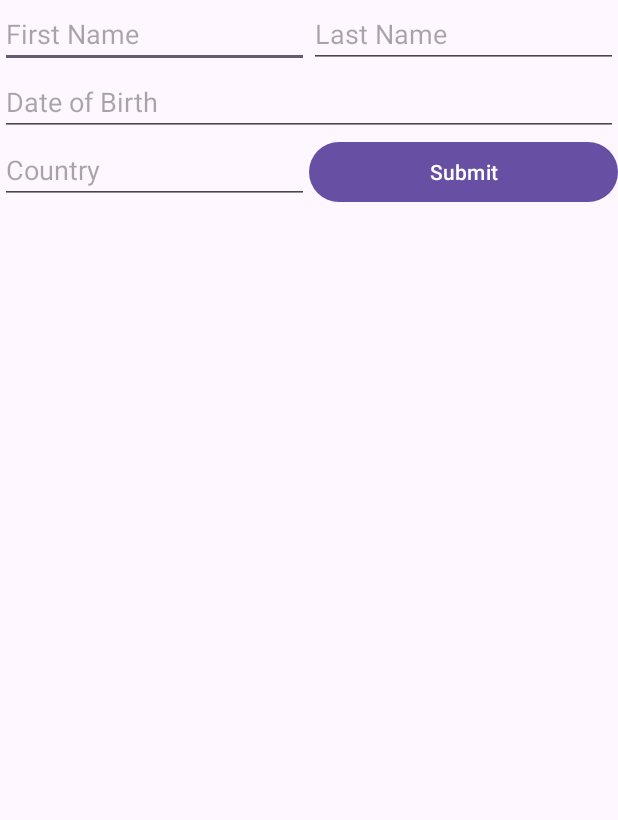
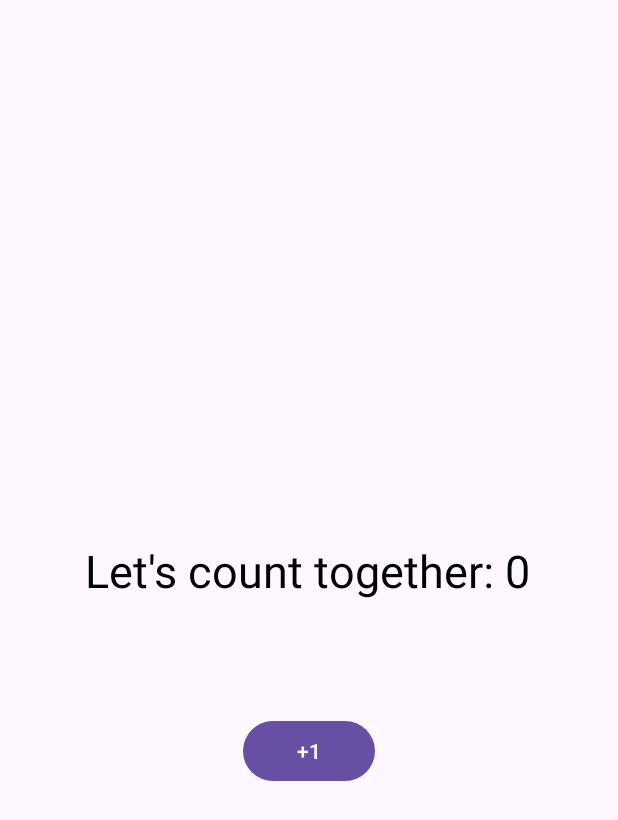
Before and after one commit to zeeshanchana95/android-fundamentals, an Android app: the screen it shows after launch (MainActivity), on a phone screen of 412 x 824 dp. Shown: the top 820 px of the screen. Run offline under Robolectric (Android 15) with nearby library versions, the phone set to English and light mode, and no system bars.

Commit message:
working with textview by building counter app

```diff
--- a/app/src/main/java/com/example/tutorials/MainActivity.kt
+++ b/app/src/main/java/com/example/tutorials/MainActivity.kt
@@ -19,20 +19,13 @@ class MainActivity : AppCompatActivity() {
             v.setPadding(systemBars.left, systemBars.top, systemBars.right, systemBars.bottom)
             insets
         }
-        val btnApply = findViewById<Button>(R.id.btnApply)
-        val edtFirstName = findViewById<TextView>(R.id.edtFirstName)
-        val edtLastName = findViewById<TextView>(R.id.edtLastName)
-        val edtDateOfBirth = findViewById<TextView>(R.id.edtDateOfBirth)
-        val edtCountry = findViewById<TextView>(R.id.edtCountry)
+        val btnCount = findViewById<Button>(R.id.btnCount)
+        val tvCount = findViewById<TextView>(R.id.tvCount)
 
-
-        btnApply.setOnClickListener {
-            val firstName = edtFirstName.text.toString()
-            val lastName = edtLastName.text.toString()
-            val birthDate = edtDateOfBirth.text.toString()
-            val country = edtCountry.text.toString()
-            Log.d("MainActivity", "$firstName $lastName born on $birthDate from $country just applied to formular.")
-
+        var count = 0
+        btnCount.setOnClickListener {
+            count++
+            tvCount.text = "Let's count together: $count"
         }
     }
 }
--- a/app/src/main/res/layout/activity_main.xml
+++ b/app/src/main/res/layout/activity_main.xml
@@ -10,60 +10,27 @@
     android:padding="16dp"
     tools:context=".MainActivity">
 
-    <EditText
-        android:id="@+id/edtFirstName"
-        android:layout_width="0dp"
+    <TextView
+        android:id="@+id/tvCount"
+        android:layout_width="wrap_content"
         android:layout_height="wrap_content"
-        android:ems="10"
-        android:hint="First Name"
-        android:inputType="text"
-        app:layout_constraintEnd_toStartOf="@+id/edtLastName"
-        app:layout_constraintHorizontal_bias="0.5"
+        android:layout_marginTop="360dp"
+        android:text="Let's count together: 0"
+        android:textAlignment="center"
+        android:textColor="@android:color/black"
+        android:textSize="30sp"
+        app:layout_constraintEnd_toEndOf="parent"
+        app:layout_constraintHorizontal_bias="0.493"
         app:layout_constraintStart_toStartOf="parent"
         app:layout_constraintTop_toTopOf="parent" />
 
-    <EditText
-        android:id="@+id/edtLastName"
-        android:layout_width="0dp"
+    <Button
+        android:id="@+id/btnCount"
+        android:layout_width="wrap_content"
         android:layout_height="wrap_content"
-        android:ems="10"
-        android:hint="Last Name"
-        android:inputType="text"
-        app:layout_constraintEnd_toEndOf="parent"
-        app:layout_constraintHorizontal_bias="0.5"
-        app:layout_constraintStart_toEndOf="@+id/edtFirstName"
-        app:layout_constraintTop_toTopOf="parent" />
-
-    <EditText
-        android:id="@+id/edtDateOfBirth"
-        android:layout_width="0dp"
-        android:layout_height="wrap_content"
-        android:ems="10"
-        android:hint="Date of Birth"
-        android:inputType="text"
+        android:layout_marginTop="76dp"
+        android:text="+1"
         app:layout_constraintEnd_toEndOf="parent"
         app:layout_constraintStart_toStartOf="parent"
-        app:layout_constraintTop_toBottomOf="@+id/edtFirstName" />
-
-    <EditText
-        android:id="@+id/edtCountry"
-        android:layout_width="0dp"
-        android:layout_height="wrap_content"
-        android:ems="10"
-        android:hint="Country"
-        android:inputType="text"
-        app:layout_constraintEnd_toStartOf="@+id/btnApply"
-        app:layout_constraintHorizontal_bias="0.5"
-        app:layout_constraintStart_toStartOf="parent"
-        app:layout_constraintTop_toBottomOf="@+id/edtDateOfBirth" />
-
-    <Button
-        android:id="@+id/btnApply"
-        android:layout_width="0dp"
-        android:layout_height="wrap_content"
-        android:text="Submit"
-        app:layout_constraintEnd_toEndOf="parent"
-        app:layout_constraintHorizontal_bias="0.5"
-        app:layout_constraintStart_toEndOf="@+id/edtCountry"
-        app:layout_constraintTop_toBottomOf="@+id/edtDateOfBirth" />
+        app:layout_constraintTop_toBottomOf="@+id/tvCount" />
 </androidx.constraintlayout.widget.ConstraintLayout>
--- a/app/src/main/res/values/colors.xml
+++ b/app/src/main/res/values/colors.xml
@@ -2,4 +2,5 @@
 <resources>
     <color name="black">#FF000000</color>
     <color name="white">#FFFFFFFF</color>
+    <color name="green">#29FF00</color>
 </resources>
```
